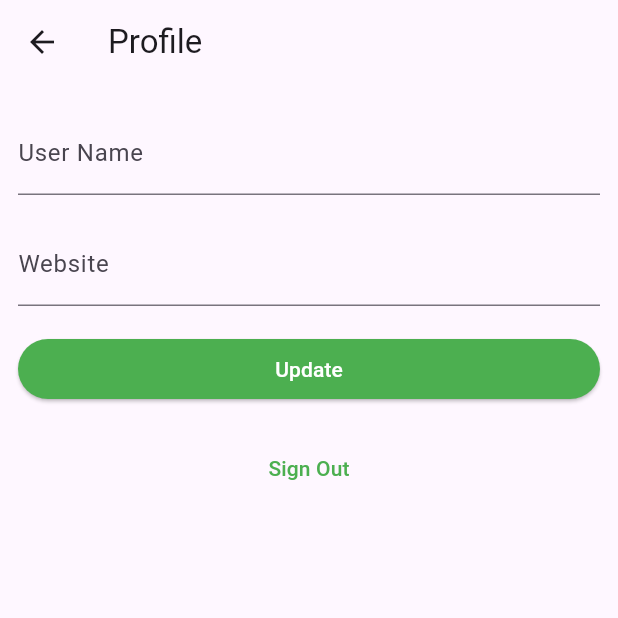
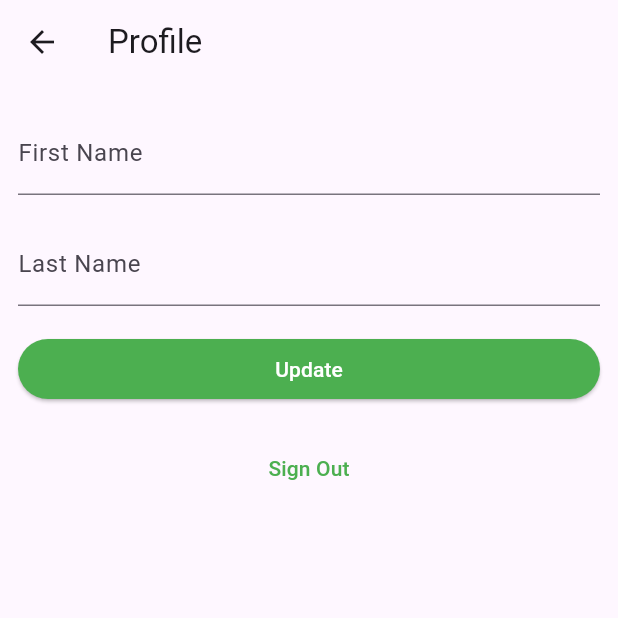
Before and after one commit to ymm83/eAquaSaver_flutter, a Flutter app: the AccountScreen screen opened by its route, after a tap on "Update", on a phone screen of 412 x 824 dp, the top half of it. Run offline on Flutter 3.47's test engine with Material 3 defaults, Android fonts, the phone set to English and light mode, and no system bars; our stand-ins replace flutter_blue_plus, supabase_flutter; missing offline and left inert: cloudflare_turnstile, show_hide_password; accounts and stored records are empty; network calls fail.

Commit message:
lastest changes

```diff
--- a/lib/screens/account_screen.dart
+++ b/lib/screens/account_screen.dart
@@ -1,3 +1,4 @@
+import 'package:eaquasaver_flutter_app/screens/auth_login.dart';
 import 'package:flutter/material.dart';
 import 'package:supabase_flutter/supabase_flutter.dart';
 import '../main.dart';
@@ -10,8 +11,8 @@ class AccountScreen extends StatefulWidget {
 }
 
 class _AccountScreenState extends State<AccountScreen> {
-  final _usernameController = TextEditingController();
-  final _websiteController = TextEditingController();
+  final _firstnameController = TextEditingController();
+  final _lastnameController = TextEditingController();
 
   var _loading = true;
 
@@ -23,9 +24,9 @@ class _AccountScreenState extends State<AccountScreen> {
 
     try {
       final userId = supabase.auth.currentUser!.id;
-      final data = await supabase.from('profiles').select().eq('id', userId).single();
-      _usernameController.text = (data['username'] ?? '') as String;
-      _websiteController.text = (data['website'] ?? '') as String;
+      final data = await supabaseEAS.from('user_profile').select().eq('id', userId).single();
+      _firstnameController.text = (data['firstname'] ?? '') as String;
+      _lastnameController.text = (data['lastname'] ?? '') as String;
     } on PostgrestException catch (error) {
       if (mounted) {
         SnackBar(
@@ -49,26 +50,28 @@ class _AccountScreenState extends State<AccountScreen> {
     }
   }
 
+  final authSubscription = supabase.auth.onAuthStateChange.listen((data) {
+    final AuthChangeEvent event = data.event;
+    if (event == AuthChangeEvent.signedOut) {
+      //Navigator.of(context).pushReplacementNamed('/login');
+    }
+  });
+
   /// Called when user taps `Update` button
   Future<void> _updateProfile() async {
-    final data =
-        await supabaseEAS.from('user_profile').select('firstname').eq('id', '195004be-ada2-4140-9aad-c3ca054eeeef');
-    print('dataaaaaaaaaaaaa:');
-    print(data);
     setState(() {
       _loading = true;
     });
-    final userName = _usernameController.text.trim();
-    final website = _websiteController.text.trim();
-    final user = supabase.auth.currentUser;
+    final firtsname = _firstnameController.text.trim();
+    final lastname = _lastnameController.text.trim();
+    final userId = supabase.auth.currentUser!.id;
     final updates = {
-      'id': user!.id,
-      'username': userName,
-      'website': website,
+      'firstname': firtsname,
+      'lastname': lastname,
       'updated_at': DateTime.now().toIso8601String(),
     };
     try {
-      await supabase.from('profiles').upsert(updates);
+      await supabaseEAS.from('user_profile').update(updates).eq('id', userId);
       if (mounted) {
         ScaffoldMessenger.of(context).showSnackBar(
           const SnackBar(
@@ -123,7 +126,10 @@ class _AccountScreenState extends State<AccountScreen> {
       }
     } finally {
       if (mounted) {
-        Navigator.of(context).pushReplacementNamed('/login');
+        //Navigator.of(context).pushNamed('/login');
+        //Navigator.of(context).pop();
+        print(Navigator.of(context).toString());
+        //Navigator.of(context).pushNamedAndRemoveUntil('/login', (Route<dynamic> route) => false);
       }
     }
   }
@@ -136,8 +142,8 @@ class _AccountScreenState extends State<AccountScreen> {
 
   @override
   void dispose() {
-    _usernameController.dispose();
-    _websiteController.dispose();
+    _firstnameController.dispose();
+    _lastnameController.dispose();
     super.dispose();
   }
 
@@ -151,13 +157,13 @@ class _AccountScreenState extends State<AccountScreen> {
               padding: const EdgeInsets.symmetric(vertical: 18, horizontal: 12),
               children: [
                 TextFormField(
-                  controller: _usernameController,
-                  decoration: const InputDecoration(labelText: 'User Name'),
+                  controller: _firstnameController,
+                  decoration: const InputDecoration(labelText: 'First Name'),
                 ),
                 const SizedBox(height: 18),
                 TextFormField(
-                  controller: _websiteController,
-                  decoration: const InputDecoration(labelText: 'Website'),
+                  controller: _lastnameController,
+                  decoration: const InputDecoration(labelText: 'Last Name'),
                 ),
                 const SizedBox(height: 18),
                 ElevatedButton(
@@ -165,7 +171,26 @@ class _AccountScreenState extends State<AccountScreen> {
                   child: Text(_loading ? 'Saving...' : 'Update'),
                 ),
                 const SizedBox(height: 18),
-                TextButton(onPressed: _signOut, child: const Text('Sign Out')),
+                TextButton(
+                    //onPressed: _signOut,
+                    onPressed: () {
+                      print('1111111111111111111111111111111111111111111111111111111111111');
+                      /*Navigator.pushAndRemoveUntil(
+                        context,
+                        MaterialPageRoute(builder: (contexto) => const LoginPage()),
+                        (Route ruta) => false,
+                      );*/
+                      //Navigator.pushNamed(context, '/login');
+                     // Navigator.of(context).push(MaterialPageRoute(builder: (BuildContext context) => const LoginPage()));
+                      Navigator.push(
+                        context,
+                        MaterialPageRoute(
+                          builder: (context) => const LoginPage(),
+                        ),
+                      );
+                      print('222222222222222222222222222222222222222222222222222222222222222222');
+                    },
+                    child: const Text('Sign Out')),
               ],
             ),
     );
--- a/lib/screens/splash_screen.dart
+++ b/lib/screens/splash_screen.dart
@@ -23,7 +23,7 @@ class _SplashPageState extends State<SplashPage> {
 
     final session = supabase.auth.currentSession;
     if (session != null) {
-      Navigator.of(context).pushReplacementNamed('/account');
+      Navigator.of(context).pushReplacementNamed('/main');
     } else {
       Navigator.of(context).pushReplacementNamed('/login');
     }
```
Also changed, not shown: lib/main.dart (+9 -1 lines), lib/screens/auth_login.dart (+51 -83 lines), lib/screens/auth_register.dart (deleted).
